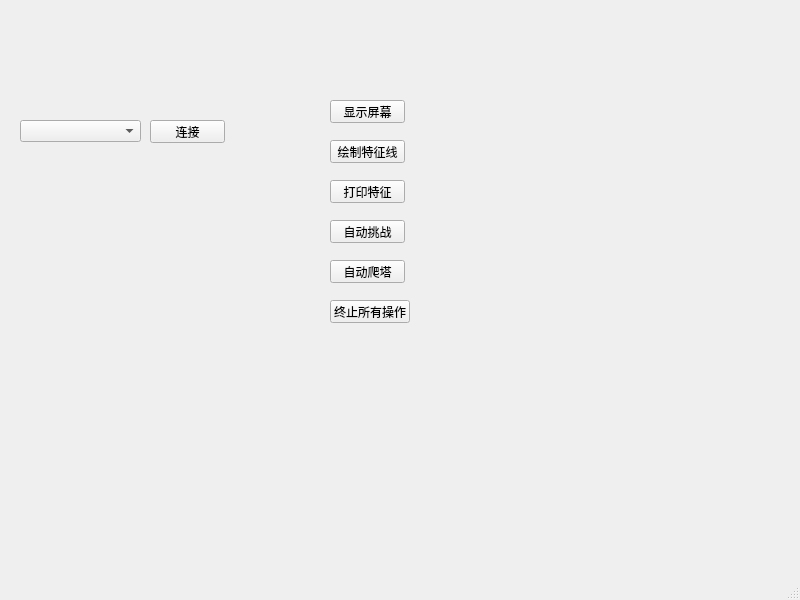
Qt form src/plugin/afk_helper/pages/main/afk_main.ui (objcat/test-python) before a commit.
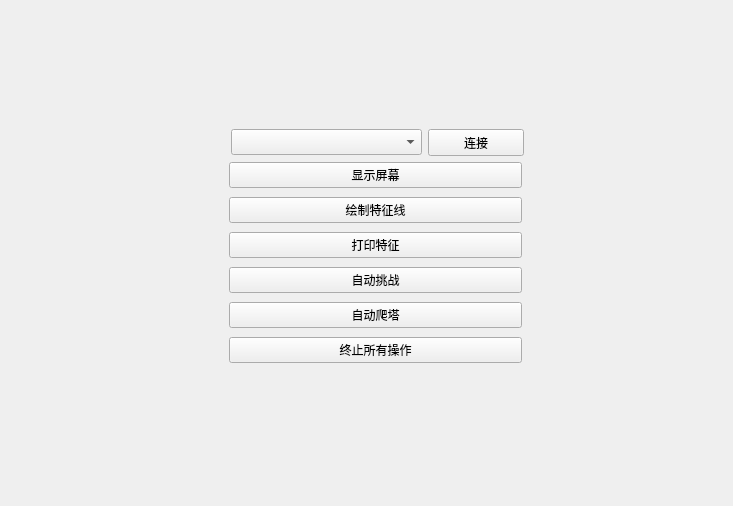
The same form after that commit.

Commit message: 优化视图

```diff
--- a/src/plugin/afk_helper/pages/main/afk_main.ui
+++ b/src/plugin/afk_helper/pages/main/afk_main.ui
@@ -6,115 +6,127 @@
    <rect>
     <x>0</x>
     <y>0</y>
-    <width>800</width>
-    <height>600</height>
+    <width>733</width>
+    <height>506</height>
    </rect>
   </property>
   <property name="windowTitle">
    <string>MainWindow</string>
   </property>
   <widget class="QWidget" name="centralwidget">
+   <widget class="QFrame" name="frame">
+    <property name="geometry">
+     <rect>
+      <x>220</x>
+      <y>150</y>
+      <width>311</width>
+      <height>231</height>
+     </rect>
+    </property>
+    <layout class="QVBoxLayout" name="verticalLayout">
+     <item>
    <widget class="QPushButton" name="show_screen_cut_btn">
-    <property name="geometry">
-     <rect>
-      <x>330</x>
-      <y>100</y>
-      <width>75</width>
-      <height>23</height>
-     </rect>
-    </property>
     <property name="text">
      <string>显示屏幕</string>
     </property>
    </widget>
+     </item>
+     <item>
    <widget class="QPushButton" name="draw_sift_line_btn">
-    <property name="geometry">
-     <rect>
-      <x>330</x>
-      <y>140</y>
-      <width>75</width>
-      <height>23</height>
-     </rect>
-    </property>
     <property name="text">
      <string>绘制特征线</string>
     </property>
    </widget>
+     </item>
+     <item>
    <widget class="QPushButton" name="print_distance_btn">
-    <property name="geometry">
-     <rect>
-      <x>330</x>
-      <y>180</y>
-      <width>75</width>
-      <height>23</height>
-     </rect>
-    </property>
     <property name="text">
      <string>打印特征</string>
     </property>
    </widget>
+     </item>
+     <item>
    <widget class="QPushButton" name="auto_challenge_btn">
-    <property name="geometry">
-     <rect>
-      <x>330</x>
-      <y>220</y>
-      <width>75</width>
-      <height>23</height>
-     </rect>
-    </property>
     <property name="text">
      <string>自动挑战</string>
     </property>
    </widget>
+     </item>
+     <item>
    <widget class="QPushButton" name="auto_tower_btn">
-    <property name="geometry">
-     <rect>
-      <x>330</x>
-      <y>260</y>
-      <width>75</width>
-      <height>23</height>
-     </rect>
-    </property>
     <property name="text">
      <string>自动爬塔</string>
     </property>
    </widget>
+     </item>
+     <item>
    <widget class="QPushButton" name="stop_all_btn">
-    <property name="geometry">
-     <rect>
-      <x>330</x>
-      <y>300</y>
-      <width>80</width>
-      <height>23</height>
-     </rect>
-    </property>
     <property name="text">
      <string>终止所有操作</string>
     </property>
    </widget>
+     </item>
+    </layout>
+   </widget>
+   <widget class="QFrame" name="frame">
+    <property name="geometry">
+     <rect>
+      <x>222</x>
+      <y>120</y>
+      <width>311</width>
+      <height>39</height>
+     </rect>
+    </property>
+    <property name="sizePolicy">
+     <sizepolicy hsizetype="Preferred" vsizetype="Expanding">
+      <horstretch>0</horstretch>
+      <verstretch>0</verstretch>
+     </sizepolicy>
+    </property>
+    <property name="maximumSize">
+     <size>
+      <width>16777215</width>
+      <height>150</height>
+     </size>
+    </property>
+    <layout class="QHBoxLayout" name="horizontalLayout">
+     <item>
    <widget class="QComboBox" name="device_combo_box">
-    <property name="geometry">
-     <rect>
-      <x>20</x>
-      <y>120</y>
-      <width>121</width>
-      <height>22</height>
-     </rect>
-    </property>
-   </widget>
+       <property name="sizePolicy">
+        <sizepolicy hsizetype="Preferred" vsizetype="Preferred">
+         <horstretch>2</horstretch>
+         <verstretch>0</verstretch>
+        </sizepolicy>
+       </property>
+       <property name="minimumSize">
+        <size>
+         <width>0</width>
+         <height>26</height>
+        </size>
+       </property>
+      </widget>
+     </item>
+     <item>
    <widget class="QPushButton" name="connect_btn">
-    <property name="geometry">
-     <rect>
-      <x>150</x>
-      <y>120</y>
-      <width>75</width>
-      <height>23</height>
-     </rect>
+       <property name="sizePolicy">
+        <sizepolicy hsizetype="Expanding" vsizetype="Preferred">
+         <horstretch>1</horstretch>
+         <verstretch>0</verstretch>
+        </sizepolicy>
+       </property>
+       <property name="minimumSize">
+        <size>
+         <width>0</width>
+         <height>27</height>
+        </size>
     </property>
     <property name="text">
      <string>连接</string>
     </property>
    </widget>
+     </item>
+    </layout>
+   </widget>
   </widget>
   <widget class="QMenuBar" name="menubar">
    <property name="geometry">
@@ -126,7 +138,6 @@
     </rect>
    </property>
   </widget>
-  <widget class="QStatusBar" name="statusbar"/>
  </widget>
  <resources/>
  <connections/>
```
Left out of the diff: 2 changed lines with no effect on the pictures. Lines whose indentation alone changed are shown as unchanged. The commit also changes 1 other file.
